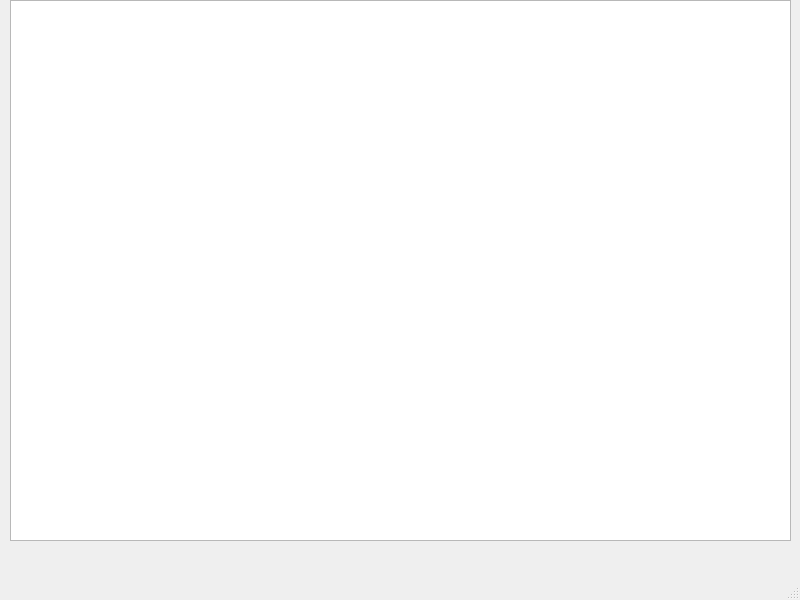
This is ui/mainwindow.ui in ZachMassia/midcom-tax-python as Qt 5 draws it before an edit. The edited form follows.
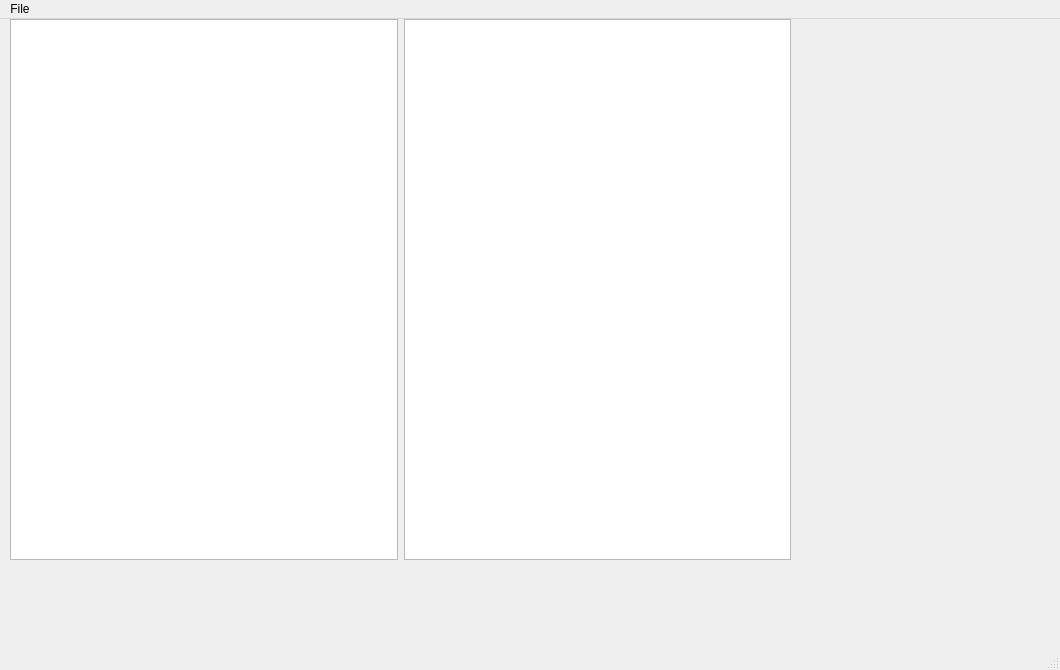
This is the edited form.

Commit message: Start on products tree UI

Patch:
```diff
--- a/ui/mainwindow.ui
+++ b/ui/mainwindow.ui
@@ -6,8 +6,8 @@
    <rect>
     <x>0</x>
     <y>0</y>
-    <width>800</width>
-    <height>600</height>
+    <width>1060</width>
+    <height>670</height>
    </rect>
   </property>
   <property name="windowTitle">
@@ -23,10 +23,16 @@
       <height>541</height>
      </rect>
     </property>
-    <layout class="QHBoxLayout" name="horizontalLayout" stretch="0">
+    <layout class="QHBoxLayout" name="horizontalLayout" stretch="0,0">
+     <property name="sizeConstraint">
+      <enum>QLayout::SetNoConstraint</enum>
+     </property>
      <item>
       <widget class="QTableView" name="taxTableView"/>
      </item>
+     <item>
+      <widget class="QTreeView" name="productTreeView"/>
+     </item>
     </layout>
    </widget>
   </widget>
@@ -35,10 +41,18 @@
     <rect>
      <x>0</x>
      <y>0</y>
-     <width>800</width>
-     <height>24</height>
+     <width>1060</width>
+     <height>21</height>
     </rect>
    </property>
+   <widget class="QMenu" name="menuFile">
+    <property name="title">
+     <string>File</string>
+    </property>
+    <addaction name="actionOpen_File"/>
+    <addaction name="actionSave_As"/>
+   </widget>
+   <addaction name="menuFile"/>
   </widget>
   <widget class="QStatusBar" name="statusbar"/>
  </widget>
```
Left out of the diff: 10 changed lines with no effect on the pictures. The commit also changes 1 other file.
